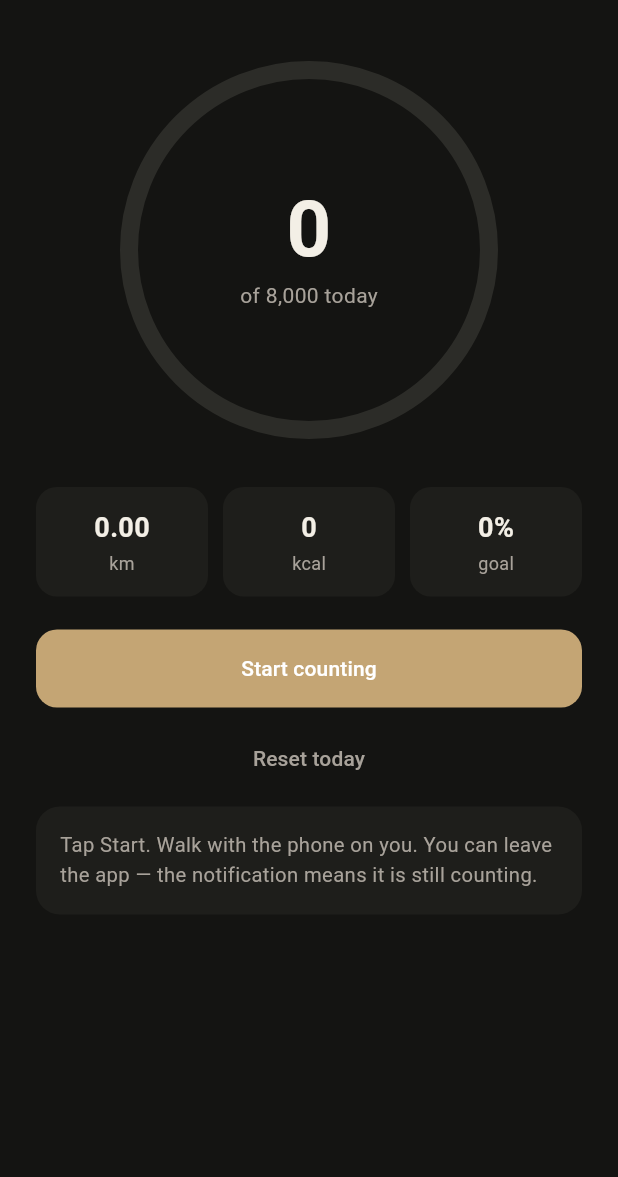
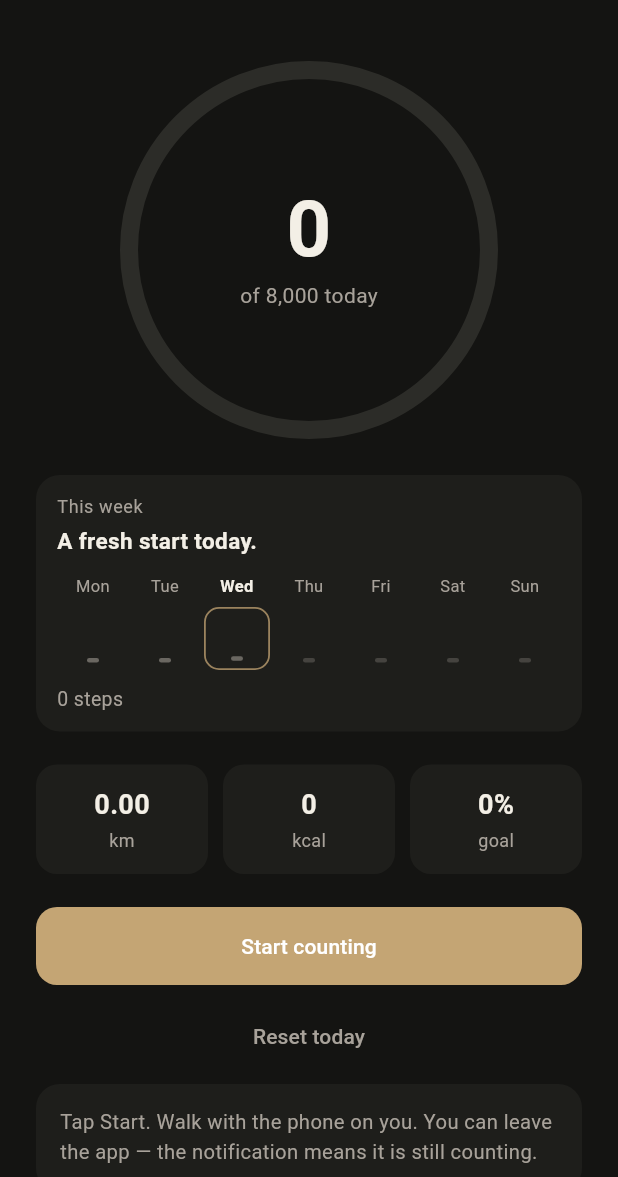
Before and after one commit to beatakaraskova-creator/quiet-steps, a Flutter app: the HomeScreen screen opened directly, on a phone screen of 412 x 824 dp, the part 59-1236 px from its top. Run offline on Flutter 3.47's test engine with Material 3 defaults, Android fonts, the phone set to English and light mode, and no system bars; our stand-ins replace flutter_local_notifications, flutter_tts, image_picker, pedometer, permission_handler, shared_preferences; missing offline and left inert: flutter_foreground_task; accounts and stored records are empty.

Commit message:
Add a calm weekly view and kind streaks with rest days.
Home shows a Monday–Sunday row from saved history and a gentle
good-days count. One miss per rolling seven days is a rest day
and does not break the streak; a second miss quietly restarts
with “A fresh start today.” Copy is in all eight app languages.

```diff
--- /dev/null
+++ b/lib/l10n/streak_text.dart
@@ -0,0 +1,147 @@
+/// Calm streak and weekly-view copy.
+/// Unknown language falls back to English.
+library;
+
+const _goodDays = <String, Map<String, String>>{
+  'en': {'one': '{n} good day', 'other': '{n} good days'},
+  'sk': {
+    'one': '{n} dobrý deň',
+    'few': '{n} dobré dni',
+    'other': '{n} dobrých dní',
+  },
+  'cs': {
+    'one': '{n} dobrý den',
+    'few': '{n} dobré dny',
+    'other': '{n} dobrých dní',
+  },
+  'pl': {
+    'one': '{n} dobry dzień',
+    'few': '{n} dobre dni',
+    'other': '{n} dobrych dni',
+  },
+  'de': {'one': '{n} guter Tag', 'other': '{n} gute Tage'},
+  'es': {'one': '{n} día bueno', 'other': '{n} días buenos'},
+  'fr': {'one': '{n} beau jour', 'other': '{n} beaux jours'},
+  'it': {'one': '{n} bel giorno', 'other': '{n} bei giorni'},
+};
+
+const _steps = <String, Map<String, String>>{
+  'en': {'one': '{n} step', 'other': '{n} steps'},
+  'sk': {
+    'one': '{n} krok',
+    'few': '{n} kroky',
+    'other': '{n} krokov',
+  },
+  'cs': {
+    'one': '{n} krok',
+    'few': '{n} kroky',
+    'other': '{n} kroků',
+  },
+  'pl': {
+    'one': '{n} krok',
+    'few': '{n} kroki',
+    'other': '{n} kroków',
+  },
+  'de': {'one': '{n} Schritt', 'other': '{n} Schritte'},
+  'es': {'one': '{n} paso', 'other': '{n} pasos'},
+  'fr': {'one': '{n} pas', 'other': '{n} pas'},
+  'it': {'one': '{n} passo', 'other': '{n} passi'},
+};
+
+const _restDay = {
+  'en': 'Rest day',
+  'sk': 'Deň odpočinku',
+  'cs': 'Den odpočinku',
+  'pl': 'Dzień odpoczynku',
+  'de': 'Ruhetag',
+  'es': 'Día de descanso',
+  'fr': 'Jour de repos',
+  'it': 'Giorno di riposo',
+};
+
+const _freshStart = {
+  'en': 'A fresh start today.',
+  'sk': 'Dnes je nový začiatok.',
+  'cs': 'Dnes je nový začátek.',
+  'pl': 'Dziś nowy początek.',
+  'de': 'Heute ein neuer Anfang.',
+  'es': 'Un nuevo comienzo hoy.',
+  'fr': 'Un nouveau départ aujourd\'hui.',
+  'it': 'Un nuovo inizio oggi.',
+};
+
+const _thisWeek = {
+  'en': 'This week',
+  'sk': 'Tento týždeň',
+  'cs': 'Tento týden',
+  'pl': 'Ten tydzień',
+  'de': 'Diese Woche',
+  'es': 'Esta semana',
+  'fr': 'Cette semaine',
+  'it': 'Questa settimana',
+};
+
+class StreakText {
+  static String goodDays(String language, int n) {
+    return _form(_goodDays, language, n);
+  }
+
+  static String steps(String language, int n) {
+    return _form(_steps, language, n);
+  }
+
+  static String restDay(String language) =>
+      _restDay[_lang(language)] ?? _restDay['en']!;
+
+  static String freshStart(String language) =>
+      _freshStart[_lang(language)] ?? _freshStart['en']!;
+
+  static String thisWeek(String language) =>
+      _thisWeek[_lang(language)] ?? _thisWeek['en']!;
+
+  static String _lang(String language) {
+    return _goodDays.containsKey(language) ? language : 'en';
+  }
+
+  static String _form(
+    Map<String, Map<String, String>> table,
+    String language,
+    int n,
+  ) {
+    final lang = _lang(language);
+    final forms = table[lang] ?? table['en']!;
+    final key = _plural(lang, n);
+    final template = forms[key] ?? forms['other'] ?? table['en']!['other']!;
+    return template.replaceAll('{n}', _fmt(n));
+  }
+
+  static String _plural(String lang, int n) {
+    final abs = n.abs();
+    switch (lang) {
+      case 'sk':
+      case 'cs':
+        if (abs == 1) return 'one';
+        if (abs >= 2 && abs <= 4) return 'few';
+        return 'other';
+      case 'pl':
+        if (abs == 1) return 'one';
+        final mod10 = abs % 10;
+        final mod100 = abs % 100;
+        if (mod10 >= 2 &&
+            mod10 <= 4 &&
+            (mod100 < 10 || mod100 >= 20)) {
+          return 'few';
+        }
+        return 'other';
+      default:
+        return abs == 1 ? 'one' : 'other';
+    }
+  }
+
+  static String _fmt(int n) {
+    return n.toString().replaceAllMapped(
+      RegExp(r'(\d{1,3})(?=(\d{3})+(?!\d))'),
+      (m) => '${m[1]},',
+    );
+  }
+}
--- a/lib/main.dart
+++ b/lib/main.dart
@@ -1,15 +1,20 @@
 import 'package:flutter/material.dart';
 import 'package:flutter/services.dart';
+import 'package:intl/date_symbol_data_local.dart';
 
 import 'screens/home_screen.dart';
 import 'screens/onboarding_screen.dart';
 import 'services/look.dart';
+import 'services/milestones.dart';
 import 'services/step_engine.dart';
 import 'services/store.dart';
 
 Future<void> main() async {
   WidgetsFlutterBinding.ensureInitialized();
   await SystemChrome.setPreferredOrientations([DeviceOrientation.portraitUp]);
+  for (final lang in supportedLanguages) {
+    await initializeDateFormatting(lang);
+  }
   await StepEngine.instance.init();
   await Look.instance.load();
   runApp(const QuietStepsApp());
--- a/lib/screens/home_screen.dart
+++ b/lib/screens/home_screen.dart
@@ -1,12 +1,16 @@
 import 'dart:io';
+import 'dart:ui' show PlatformDispatcher;
 
 import 'package:flutter/material.dart';
 
 import '../services/look.dart';
+import '../services/milestones.dart';
 import '../services/step_engine.dart';
+import '../services/step_math.dart';
 import '../services/store.dart';
 import '../widgets/glass_panel.dart';
 import '../widgets/step_ring.dart';
+import '../widgets/week_strip.dart';
 import 'history_screen.dart';
 import 'look_screen.dart';
 import 'settings_screen.dart';
@@ -161,7 +165,21 @@ class _HomeScreenState extends State<HomeScreen> with WidgetsBindingObserver {
                 ),
               ),
             ),
-            const SizedBox(height: 28),
+            const SizedBox(height: 20),
+            WeekStrip(
+              stepsByDate: _stepsByDate(store),
+              goal: goal,
+              now: DateTime.now(),
+              language: resolveLanguage(
+                stored: store.language,
+                deviceLanguageCode:
+                    PlatformDispatcher.instance.locale.languageCode,
+              ),
+              pack: look,
+              fontScale: scale,
+              frosted: hasPhoto,
+            ),
+            const SizedBox(height: 22),
             Row(
               children: [
                 _stat(
@@ -296,6 +314,15 @@ class _HomeScreenState extends State<HomeScreen> with WidgetsBindingObserver {
     ];
   }
 
+  Map<String, int> _stepsByDate(Store store) {
+    final map = <String, int>{
+      for (final d in store.history()) d.date: d.steps,
+    };
+    final key = store.todayDate.isEmpty ? todayKey() : store.todayDate;
+    map[key] = store.todaySteps;
+    return map;
+  }
+
   Widget _stat(String value, String label, {required bool photo}) {
     final pack = Look.instance.pack;
     return Expanded(
--- /dev/null
+++ b/lib/services/streaks.dart
@@ -0,0 +1,119 @@
+import 'step_math.dart';
+
+/// Monday–Sunday of the week that contains [now], date-only.
+List<DateTime> weekMondayToSunday(DateTime now) {
+  final day = DateTime(now.year, now.month, now.day);
+  final monday = DateTime(day.year, day.month, day.day - (day.weekday - 1));
+  return List<DateTime>.generate(
+    7,
+    (i) => DateTime(monday.year, monday.month, monday.day + i),
+  );
+}
+
+class StreakSnapshot {
+  const StreakSnapshot({
+    required this.goodDays,
+    required this.restDates,
+  });
+
+  final int goodDays;
+  final Set<String> restDates;
+
+  bool get freshStart => goodDays == 0;
+}
+
+class WeekDayInfo {
+  const WeekDayInfo({
+    required this.date,
+    required this.steps,
+    required this.isToday,
+    required this.isFuture,
+    required this.metGoal,
+    required this.isRest,
+  });
+
+  final DateTime date;
+  final int steps;
+  final bool isToday;
+  final bool isFuture;
+  final bool metGoal;
+  final bool isRest;
+
+  String get key => todayKey(date);
+}
+
+/// Kind streak: goal-met days in a row, walking backwards from [now].
+///
+/// One missed day per rolling 7 days is a rest day and does not break
+/// the streak. A second miss in that window quietly ends the walk.
+/// Today is only a miss once it has met or the caller treats it as
+/// closed; if today's steps are still below the goal, today is pending
+/// and the streak is counted from yesterday.
+StreakSnapshot computeStreak({
+  required Map<String, int> stepsByDate,
+  required int goal,
+  required DateTime now,
+}) {
+  final today = DateTime(now.year, now.month, now.day);
+  final todayMet = _met(stepsByDate[todayKey(today)] ?? 0, goal);
+  var cursor = todayMet ? today : DateTime(today.year, today.month, today.day - 1);
+
+  DateTime? oldestRecord;
+  for (final key in stepsByDate.keys) {
+    final d = DateTime.tryParse(key);
+    if (d == null) continue;
+    final day = DateTime(d.year, d.month, d.day);
+    if (oldestRecord == null || day.isBefore(oldestRecord)) {
+      oldestRecord = day;
+    }
+  }
+
+  var good = 0;
+  final rest = <String>{};
+
+  for (var i = 0; i < 90; i++) {
+    if (oldestRecord != null && cursor.isBefore(oldestRecord)) break;
+    final key = todayKey(cursor);
+    if (_met(stepsByDate[key] ?? 0, goal)) {
+      good++;
+    } else {
+      final close = rest.any((r) => _daysApart(cursor, DateTime.parse(r)) < 7);
+      if (close) break;
+      rest.add(key);
+    }
+    cursor = DateTime(cursor.year, cursor.month, cursor.day - 1);
+  }
+
+  if (good == 0) {
+    return const StreakSnapshot(goodDays: 0, restDates: {});
+  }
+  return StreakSnapshot(goodDays: good, restDates: rest);
+}
+
+List<WeekDayInfo> weekView({
+  required Map<String, int> stepsByDate,
+  required int goal,
+  required DateTime now,
+  required Set<String> restDates,
+}) {
+  final today = DateTime(now.year, now.month, now.day);
+  return [
+    for (final d in weekMondayToSunday(now))
+      WeekDayInfo(
+        date: d,
+        steps: stepsByDate[todayKey(d)] ?? 0,
+        isToday: d == today,
+        isFuture: d.isAfter(today),
+        metGoal: _met(stepsByDate[todayKey(d)] ?? 0, goal),
+        isRest: restDates.contains(todayKey(d)),
+      ),
+  ];
+}
+
+bool _met(int steps, int goal) => goal > 0 && steps >= goal;
+
+int _daysApart(DateTime a, DateTime b) {
+  final aa = DateTime(a.year, a.month, a.day);
+  final bb = DateTime(b.year, b.month, b.day);
+  return aa.difference(bb).inDays.abs();
+}
--- /dev/null
+++ b/lib/widgets/week_strip.dart
@@ -0,0 +1,219 @@
+import 'package:flutter/material.dart';
+import 'package:intl/intl.dart';
+
+import '../l10n/streak_text.dart';
+import '../models/look_pack.dart';
+import '../services/step_math.dart';
+import '../services/streaks.dart';
+import 'glass_panel.dart';
+
+class WeekStrip extends StatefulWidget {
+  const WeekStrip({
+    super.key,
+    required this.stepsByDate,
+    required this.goal,
+    required this.now,
+    required this.language,
+    required this.pack,
+    required this.fontScale,
+    required this.frosted,
+  });
+
+  final Map<String, int> stepsByDate;
+  final int goal;
+  final DateTime now;
+  final String language;
+  final LookPack pack;
+  final double fontScale;
+  final bool frosted;
+
+  @override
+  State<WeekStrip> createState() => _WeekStripState();
+}
+
+class _WeekStripState extends State<WeekStrip> {
+  String? _selected;
+
+  @override
+  Widget build(BuildContext context) {
+    final streak = computeStreak(
+      stepsByDate: widget.stepsByDate,
+      goal: widget.goal,
+      now: widget.now,
+    );
+    final days = weekView(
+      stepsByDate: widget.stepsByDate,
+      goal: widget.goal,
+      now: widget.now,
+      restDates: streak.restDates,
+    );
+    final today = todayKey(widget.now);
+    final selectedKey = _selected ?? today;
+    final selected = days.firstWhere(
+      (d) => d.key == selectedKey,
+      orElse: () => days.firstWhere(
+        (d) => d.isToday,
+        orElse: () => days.last,
+      ),
+    );
+
+    final p = widget.pack;
+    final lang = widget.language;
+    final streakLine = streak.freshStart
+        ? StreakText.freshStart(lang)
+        : StreakText.goodDays(lang, streak.goodDays);
+
+    String caption = StreakText.steps(lang, selected.steps);
+    if (selected.isRest) {
+      caption = '${StreakText.restDay(lang)} · $caption';
+    }
+
+    return GlassPanel(
+      frosted: widget.frosted,
+      color: p.card,
+      light: p.light,
+      radius: 16,
+      padding: const EdgeInsets.fromLTRB(14, 12, 14, 12),
+      child: Column(
+        crossAxisAlignment: CrossAxisAlignment.start,
+        children: [
+          Text(
+            StreakText.thisWeek(lang),
+            style: TextStyle(
+              color: p.muted,
+              fontSize: 12 * widget.fontScale,
+              letterSpacing: 0.4,
+            ),
+          ),
+          const SizedBox(height: 4),
+          Text(
+            streakLine,
+            style: TextStyle(
+              color: p.ink,
+              fontSize: 15 * widget.fontScale,
+              fontWeight: FontWeight.w600,
+            ),
+          ),
+          const SizedBox(height: 12),
+          Row(
+            crossAxisAlignment: CrossAxisAlignment.end,
+            children: [
+              for (final d in days)
+                Expanded(
+                  child: _DayCell(
+                    day: d,
+                    selected: d.key == selected.key,
+                    pack: p,
+                    language: lang,
+                    goal: widget.goal,
+                    onTap: () => setState(() => _selected = d.key),
+                  ),
+                ),
+            ],
+          ),
+          const SizedBox(height: 10),
+          Text(
+            caption,
+            style: TextStyle(
+              color: p.muted,
+              fontSize: 13 * widget.fontScale,
+            ),
+          ),
+        ],
+      ),
+    );
+  }
+}
+
+class _DayCell extends StatelessWidget {
+  const _DayCell({
+    required this.day,
+    required this.selected,
+    required this.pack,
+    required this.language,
+    required this.goal,
+    required this.onTap,
+  });
+
+  final WeekDayInfo day;
+  final bool selected;
+  final LookPack pack;
+  final String language;
+  final int goal;
+  final VoidCallback onTap;
+
+  @override
+  Widget build(BuildContext context) {
+    String label;
+    try {
+      label = DateFormat.E(language).format(day.date);
+    } catch (_) {
+      label = DateFormat.E('en').format(day.date);
+    }
+
+    final maxH = 32.0;
+    final t = goal <= 0
+        ? 0.0
+        : (day.steps / goal).clamp(0.0, 1.0).toDouble();
+    final barH = day.isFuture
+        ? 3.0
+        : day.steps <= 0
+            ? 3.0
+            : (6.0 + t * (maxH - 6.0));
+    final barColor = day.metGoal
+        ? pack.accent
+        : pack.muted.withValues(alpha: day.isFuture ? 0.28 : 0.55);
+
+    return GestureDetector(
+      onTap: onTap,
+      behavior: HitTestBehavior.opaque,
+      child: Padding(
+        padding: const EdgeInsets.symmetric(horizontal: 2),
+        child: Column(
+          children: [
+            Text(
+              label,
+              maxLines: 1,
+              overflow: TextOverflow.clip,
+              textAlign: TextAlign.center,
+              style: TextStyle(
+                color: day.isToday ? pack.ink : pack.muted,
+                fontSize: 11,
+                fontWeight: day.isToday ? FontWeight.w600 : FontWeight.w400,
+              ),
+            ),
+            const SizedBox(height: 6),
+            Container(
+              height: maxH + 10,
+              decoration: day.isToday
+                  ? BoxDecoration(
+                      borderRadius: BorderRadius.circular(10),
+                      border: Border.all(
+                        color: pack.accent.withValues(alpha: 0.75),
+                        width: 1.2,
+                      ),
+                    )
+                  : null,
+              alignment: Alignment.bottomCenter,
+              padding: const EdgeInsets.only(bottom: 5, top: 4),
+              child: day.isRest
+                  ? Icon(
+                      Icons.nightlight_round,
+                      size: 16,
+                      color: pack.accent.withValues(alpha: 0.85),
+                    )
+                  : Container(
+                      width: 8,
+                      height: barH,
+                      decoration: BoxDecoration(
+                        color: barColor,
+                        borderRadius: BorderRadius.circular(4),
+                      ),
+                    ),
+            ),
+          ],
+        ),
+      ),
+    );
+  }
+}
```
Also changed, not shown: 2 other files.
